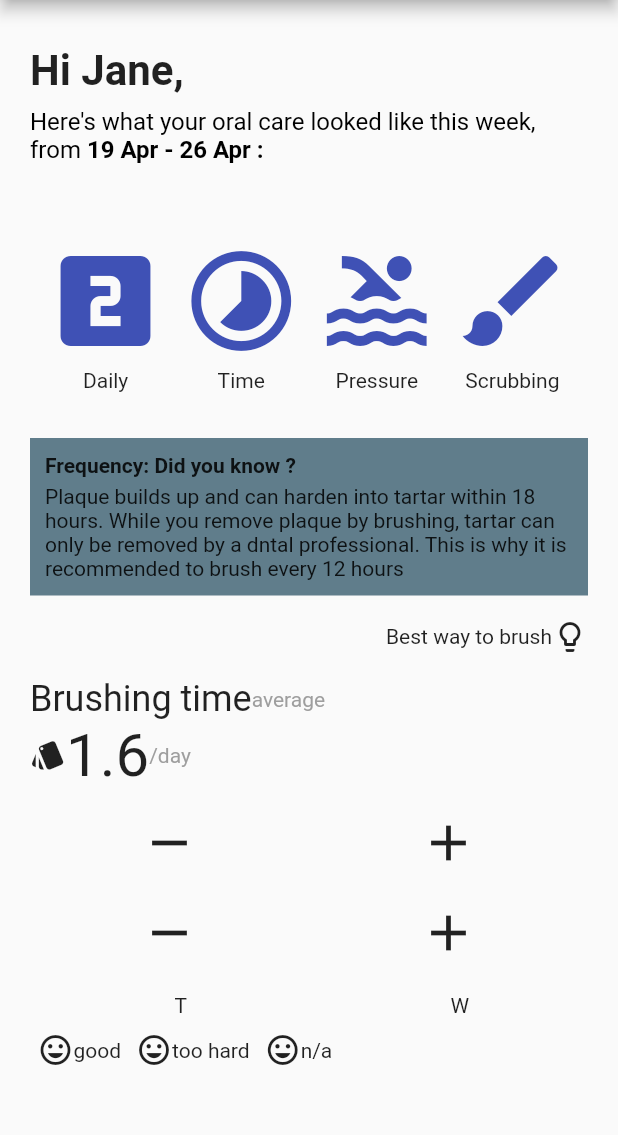
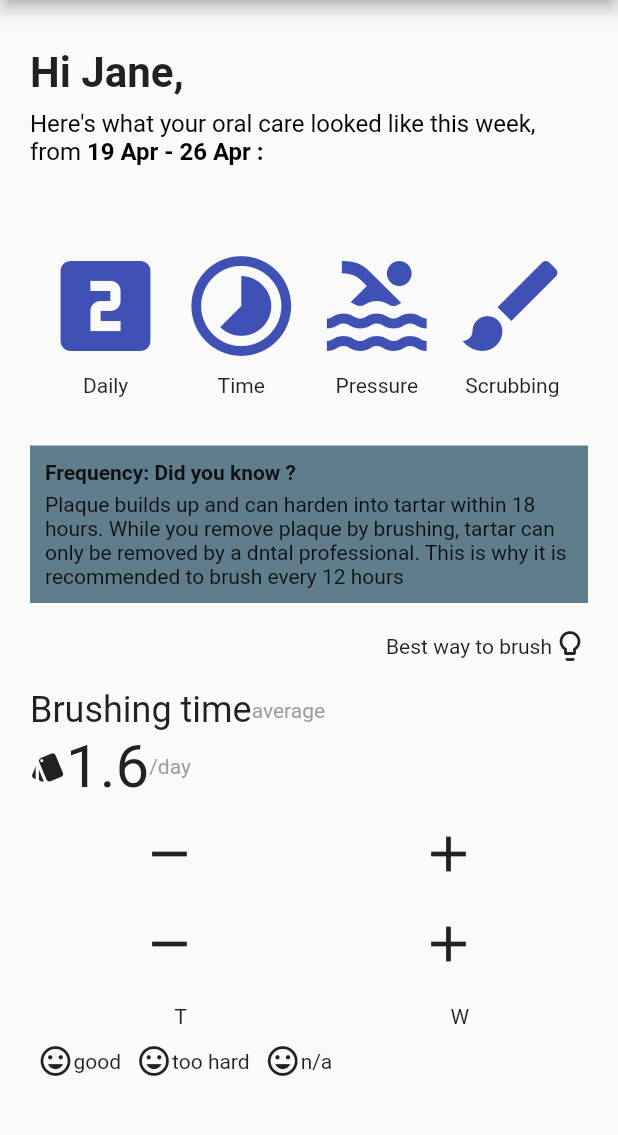
Before and after one commit to AnkurPhilips/ohc_app, a Flutter app: the screen it shows after launch, on a phone screen of 412 x 824 dp, the part 84-1219 px from its top. Run offline on Flutter 3.47's test engine with Material 2 defaults, Android fonts, the phone set to English and light mode, and no system bars; our stand-ins replace charts_flutter; statements that could not run were skipped.

Commit message:
small modification1

```diff
--- a/lib/PageOne.dart
+++ b/lib/PageOne.dart
@@ -22,8 +22,15 @@ class PageOne extends StatelessWidget{
         second(iconSize),
         third(),
         fourth(),
-        GraphContainer(reportData:report.data.duration, firstString: 'Brushing time' , secondString:'average',thirdString:'1.6',fourthString:'/day',firstIcon:Icons.style,graphType: 0,),
-        SizedBox(height: 10),
+        GraphContainer(
+          reportData:report.data.duration,
+          firstString: 'Brushing time' ,
+          secondString:'average',
+          thirdString:'1.6',
+          fourthString:'/day',
+          firstIcon:Icons.style,
+          graphType: 0,),
+        SizedBox(height: 0),
 
       ],
     );
--- a/lib/PageTwo.dart
+++ b/lib/PageTwo.dart
@@ -1,6 +1,6 @@
 import 'package:flutter/material.dart';
 import 'get_data.dart';
-import 'widgets.dart';
+//import 'widgets.dart';
 import 'package:ohc_app/Graphs.dart';
 
 // ignore: must_be_immutable
@@ -12,10 +12,22 @@ class PageTwo extends StatelessWidget{
   @override
   Widget build(BuildContext context) {
     return Column(
-      mainAxisAlignment: MainAxisAlignment.start,
+      mainAxisAlignment: MainAxisAlignment.spaceEvenly,
       children: <Widget>[
-        GraphContainer(reportData:report.data.frequency, firstString: 'Brushing daily' , secondString:'',thirdString:'good',fourthString:'',firstIcon:Icons.style,graphType: 1,),
-        GraphContainer(reportData:report.data.pressure, firstString: 'Pressure applied' , secondString:'',thirdString:'too hard',fourthString:'',firstIcon:Icons.style,graphType: 0,),
+        GraphContainer(reportData:report.data.frequency,
+          firstString: 'Brushing daily' ,
+          secondString:'',
+          thirdString:'good',
+          fourthString:'',
+          firstIcon:Icons.style,
+          graphType: 1,),
+        GraphContainer(reportData:report.data.pressure,
+          firstString: 'Pressure applied' ,
+          secondString:'',
+          thirdString:'too hard',
+          fourthString:'',
+          firstIcon:Icons.style,
+          graphType: 0,),
 
 
       ],
--- a/lib/main.dart
+++ b/lib/main.dart
@@ -84,7 +84,7 @@ class MyApp extends StatelessWidget
           ),
           Container(
             child: pages[1],
-            padding: EdgeInsets.all(10),
+            padding: EdgeInsets.all(0),
           ),
                  Container(
                  child:pages[2] ,
```
Also changed, not shown: lib/PageThree.dart (+7 -1 lines).
